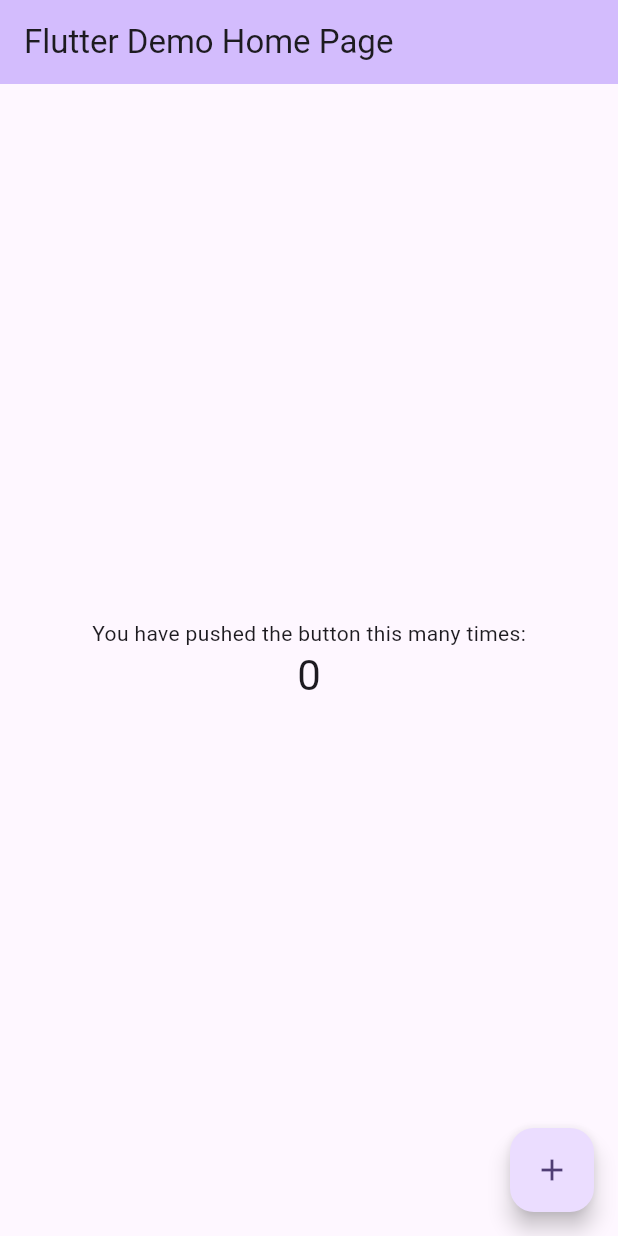
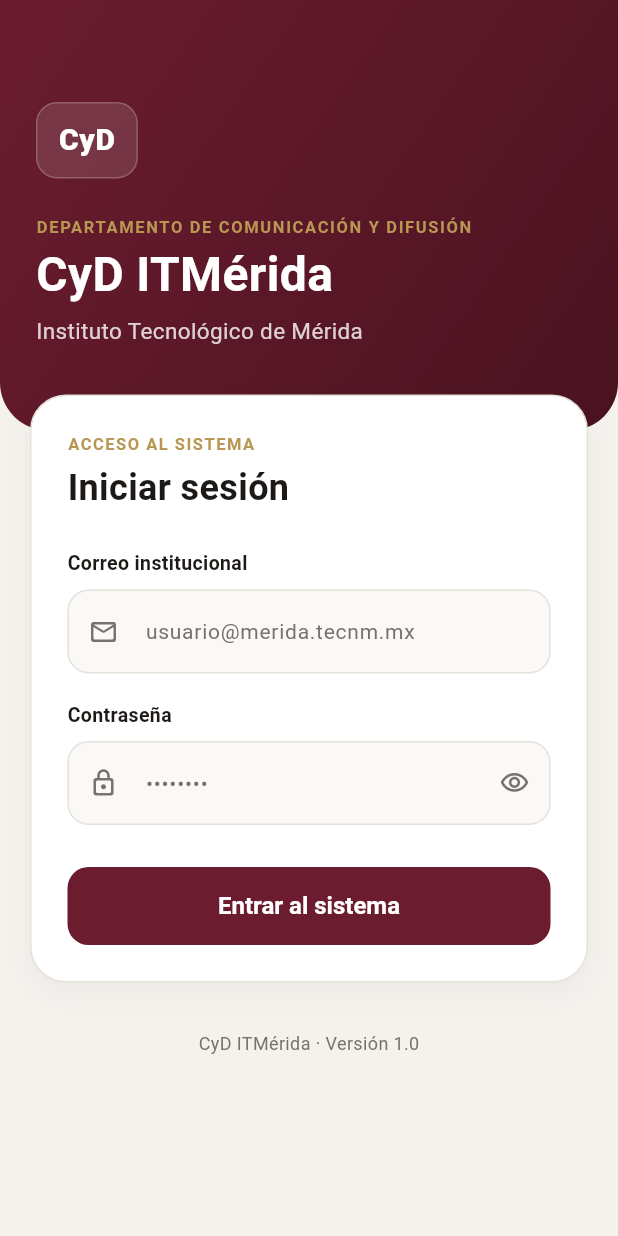
Before and after one commit to JuanVela28/cyd_itmerida_app, a Flutter app: the screen it shows after launch, on a phone screen of 412 x 824 dp. Run offline on Flutter 3.47's test engine with Material 3 defaults, Android fonts, the phone set to English and light mode, and no system bars; our stand-ins replace firebase_core, go_router, supabase_flutter; accounts and stored records are empty.

Commit message:
feat(auth): add provisional theme, role-based routing, and login screen

```diff
--- a/lib/app.dart
+++ b/lib/app.dart
@@ -0,0 +1,79 @@
+import 'package:flutter/material.dart';
+import 'package:go_router/go_router.dart';
+
+import 'core/theme/app_theme.dart';
+import 'features/auth/auth_service.dart';
+import 'screens/auth/login_screen.dart';
+
+final GoRouter _router = GoRouter(
+  initialLocation: '/login',
+  routes: [
+    GoRoute(path: '/login', builder: (context, state) => const LoginScreen()),
+    GoRoute(
+      path: '/admin',
+      builder: (context, state) =>
+          const _RolePlaceholderScreen(title: 'Panel Admin · CyD ITMérida'),
+    ),
+    GoRoute(
+      path: '/secretary',
+      builder: (context, state) =>
+          const _RolePlaceholderScreen(title: 'Agenda Secretaría'),
+    ),
+    GoRoute(
+      path: '/staff',
+      builder: (context, state) =>
+          const _RolePlaceholderScreen(title: 'Operación Staff CyD'),
+    ),
+    GoRoute(
+      path: '/requester',
+      builder: (context, state) => const _RolePlaceholderScreen(
+        title: 'Mis Solicitudes · Jefe de Depto.',
+      ),
+    ),
+  ],
+);
+
+class MyApp extends StatelessWidget {
+  const MyApp({super.key});
+
+  @override
+  Widget build(BuildContext context) {
+    return MaterialApp.router(
+      title: 'CyD ITMérida',
+      debugShowCheckedModeBanner: false,
+      theme: AppTheme.lightTheme,
+      routerConfig: _router,
+    );
+  }
+}
+
+class _RolePlaceholderScreen extends StatelessWidget {
+  final String title;
+  const _RolePlaceholderScreen({required this.title});
+
+  @override
+  Widget build(BuildContext context) {
+    return Scaffold(
+      appBar: AppBar(
+        title: Text(title),
+        actions: [
+          IconButton(
+            icon: const Icon(Icons.logout),
+            tooltip: 'Cerrar sesión',
+            onPressed: () async {
+              await AuthService().signOut();
+              if (context.mounted) context.go('/login');
+            },
+          ),
+        ],
+      ),
+      body: Center(
+        child: Text(
+          'Sesión iniciada en:\n$title',
+          textAlign: TextAlign.center,
+          style: const TextStyle(fontSize: 18, fontWeight: FontWeight.w500),
+        ),
+      ),
+    );
+  }
+}
--- a/lib/core/theme/app_colors.dart
+++ b/lib/core/theme/app_colors.dart
@@ -0,0 +1,27 @@
+import 'package:flutter/material.dart';
+
+class AppColors {
+  // Institucionales
+  static const Color primaryGuinda = Color(0xFF6B1D2F);
+  static const Color primaryGuindaDark = Color(0xFF4A1220);
+  static const Color primaryGuindaLight = Color(0xFFF3E6E9);
+  static const Color secondaryGold = Color(0xFFB89753);
+
+  // Fondos y superficies
+  static const Color backgroundCream = Color(0xFFF5F2EE);
+  static const Color surfaceWhite = Color(0xFFFFFFFF);
+  static const Color borderSubtle = Color(0xFFE6E1DA);
+
+  // Textos
+  static const Color textDark = Color(0xFF1C1917);
+  static const Color textMuted = Color(0xFF78716C);
+
+  // Estados
+  static const Color statusPendingBg = Color(0xFFFEF3C7);
+  static const Color statusPendingText = Color(0xFFB45309);
+  static const Color statusReviewBg = Color(0xFFE0F2FE);
+  static const Color statusReviewText = Color(0xFF0369A1);
+  static const Color statusDoneBg = Color(0xFFDCFCE7);
+  static const Color statusDoneText = Color(0xFF15803D);
+  static const Color errorRed = Color(0xFFDC2626);
+}
--- a/lib/core/theme/app_theme.dart
+++ b/lib/core/theme/app_theme.dart
@@ -0,0 +1,65 @@
+import 'package:flutter/material.dart';
+
+import 'app_colors.dart';
+
+class AppTheme {
+  static ThemeData get lightTheme {
+    return ThemeData(
+      useMaterial3: true,
+      scaffoldBackgroundColor: AppColors.backgroundCream,
+      colorScheme: ColorScheme.fromSeed(
+        seedColor: AppColors.primaryGuinda,
+        primary: AppColors.primaryGuinda,
+        secondary: AppColors.secondaryGold,
+        surface: AppColors.surfaceWhite,
+        error: AppColors.errorRed,
+      ),
+      appBarTheme: const AppBarTheme(
+        backgroundColor: AppColors.primaryGuinda,
+        foregroundColor: Colors.white,
+        centerTitle: true,
+        elevation: 0,
+      ),
+      elevatedButtonTheme: ElevatedButtonThemeData(
+        style: ElevatedButton.styleFrom(
+          backgroundColor: AppColors.primaryGuinda,
+          foregroundColor: Colors.white,
+          elevation: 0,
+          minimumSize: const Size(double.infinity, 52),
+          shape: RoundedRectangleBorder(
+            borderRadius: BorderRadius.circular(14),
+          ),
+          textStyle: const TextStyle(fontSize: 16, fontWeight: FontWeight.w600),
+        ),
+      ),
+      inputDecorationTheme: InputDecorationTheme(
+        filled: true,
+        fillColor: AppColors.backgroundCream.withValues(alpha: 0.45),
+        contentPadding: const EdgeInsets.symmetric(
+          horizontal: 16,
+          vertical: 16,
+        ),
+        hintStyle: const TextStyle(color: AppColors.textMuted, fontSize: 14),
+        border: OutlineInputBorder(
+          borderRadius: BorderRadius.circular(14),
+          borderSide: const BorderSide(color: AppColors.borderSubtle),
+        ),
+        enabledBorder: OutlineInputBorder(
+          borderRadius: BorderRadius.circular(14),
+          borderSide: const BorderSide(color: AppColors.borderSubtle),
+        ),
+        focusedBorder: OutlineInputBorder(
+          borderRadius: BorderRadius.circular(14),
+          borderSide: const BorderSide(
+            color: AppColors.primaryGuinda,
+            width: 1.5,
+          ),
+        ),
+        errorBorder: OutlineInputBorder(
+          borderRadius: BorderRadius.circular(14),
+          borderSide: const BorderSide(color: AppColors.errorRed),
+        ),
+      ),
+    );
+  }
+}
--- a/lib/main.dart
+++ b/lib/main.dart
@@ -1,122 +1,16 @@
+import 'package:cyd_itmerida_app/app.dart';
+import 'package:firebase_core/firebase_core.dart';
 import 'package:flutter/material.dart';
+import 'package:supabase_flutter/supabase_flutter.dart';
 
-void main() {
-  runApp(const MyApp());
+Future<void> main() async {
+  WidgetsFlutterBinding.ensureInitialized();
+
+  await Firebase.initializeApp();
+
+  await Supabase.initialize(
+    url: 'https://dhpkvbqluzmrssryscjw.supabase.co',
+    publishableKey: 'sb_publishable_WSDlzZOC2gQmGQg9t69_EQ_1tlL-zhQ',
+  );
+  runApp(MyApp());
 }
-
-class MyApp extends StatelessWidget {
-  const MyApp({super.key});
-
-  // This widget is the root of your application.
-  @override
-  Widget build(BuildContext context) {
-    return MaterialApp(
-      title: 'Flutter Demo',
-      theme: ThemeData(
-        // This is the theme of your application.
-        //
-        // TRY THIS: Try running your application with "flutter run". You'll see
-        // the application has a purple toolbar. Then, without quitting the app,
-        // try changing the seedColor in the colorScheme below to Colors.green
-        // and then invoke "hot reload" (save your changes or press the "hot
-        // reload" button in a Flutter-supported IDE, or press "r" if you used
-        // the command line to start the app).
-        //
-        // Notice that the counter didn't reset back to zero; the application
-        // state is not lost during the reload. To reset the state, use hot
-        // restart instead.
-        //
-        // This works for code too, not just values: Most code changes can be
-        // tested with just a hot reload.
-        colorScheme: .fromSeed(seedColor: Colors.deepPurple),
-      ),
-      home: const MyHomePage(title: 'Flutter Demo Home Page'),
-    );
-  }
-}
-
-class MyHomePage extends StatefulWidget {
-  const MyHomePage({super.key, required this.title});
-
-  // This widget is the home page of your application. It is stateful, meaning
-  // that it has a State object (defined below) that contains fields that affect
-  // how it looks.
-
-  // This class is the configuration for the state. It holds the values (in this
-  // case the title) provided by the parent (in this case the App widget) and
-  // used by the build method of the State. Fields in a Widget subclass are
-  // always marked "final".
-
-  final String title;
-
-  @override
-  State<MyHomePage> createState() => _MyHomePageState();
-}
-
-class _MyHomePageState extends State<MyHomePage> {
-  int _counter = 0;
-
-  void _incrementCounter() {
-    setState(() {
-      // This call to setState tells the Flutter framework that something has
-      // changed in this State, which causes it to rerun the build method below
-      // so that the display can reflect the updated values. If we changed
-      // _counter without calling setState(), then the build method would not be
-      // called again, and so nothing would appear to happen.
-      _counter++;
-    });
-  }
-
-  @override
-  Widget build(BuildContext context) {
-    // This method is rerun every time setState is called, for instance as done
-    // by the _incrementCounter method above.
-    //
-    // The Flutter framework has been optimized to make rerunning build methods
-    // fast, so that you can just rebuild anything that needs updating rather
-    // than having to individually change instances of widgets.
-    return Scaffold(
-      appBar: AppBar(
-        // TRY THIS: Try changing the color here to a specific color (to
-        // Colors.amber, perhaps?) and trigger a hot reload to see the AppBar
-        // change color while the other colors stay the same.
-        backgroundColor: Theme.of(context).colorScheme.inversePrimary,
-        // Here we take the value from the MyHomePage object that was created by
-        // the App.build method, and use it to set our appbar title.
-        title: Text(widget.title),
-      ),
-      body: Center(
-        // Center is a layout widget. It takes a single child and positions it
-        // in the middle of the parent.
-        child: Column(
-          // Column is also a layout widget. It takes a list of children and
-          // arranges them vertically. By default, it sizes itself to fit its
-          // children horizontally, and tries to be as tall as its parent.
-          //
-          // Column has various properties to control how it sizes itself and
-          // how it positions its children. Here we use mainAxisAlignment to
-          // center the children vertically; the main axis here is the vertical
-          // axis because Columns are vertical (the cross axis would be
-          // horizontal).
-          //
-          // TRY THIS: Invoke "debug painting" (choose the "Toggle Debug Paint"
-          // action in the IDE, or press "p" in the console), to see the
-          // wireframe for each widget.
-          mainAxisAlignment: .center,
-          children: [
-            const Text('You have pushed the button this many times:'),
-            Text(
-              '$_counter',
-              style: Theme.of(context).textTheme.headlineMedium,
-            ),
-          ],
-        ),
-      ),
-      floatingActionButton: FloatingActionButton(
-        onPressed: _incrementCounter,
-        tooltip: 'Increment',
-        child: const Icon(Icons.add),
-      ),
-    );
-  }
-}
--- a/lib/screens/auth/login_screen.dart
+++ b/lib/screens/auth/login_screen.dart
@@ -0,0 +1,313 @@
+import 'package:flutter/material.dart';
+import 'package:go_router/go_router.dart';
+import 'package:supabase_flutter/supabase_flutter.dart';
+
+import '../../core/theme/app_colors.dart';
+import '../../features/auth/auth_service.dart';
+
+class LoginScreen extends StatefulWidget {
+  const LoginScreen({super.key});
+
+  @override
+  State<LoginScreen> createState() => _LoginScreenState();
+}
+
+class _LoginScreenState extends State<LoginScreen> {
+  final _formKey = GlobalKey<FormState>();
+  final _emailController = TextEditingController();
+  final _passwordController = TextEditingController();
+  final _authService = AuthService();
+
+  bool _isLoading = false;
+  bool _obscurePassword = true;
+
+  @override
+  void dispose() {
+    _emailController.dispose();
+    _passwordController.dispose();
+    super.dispose();
+  }
+
+  Future<void> _handleLogin() async {
+    if (!_formKey.currentState!.validate()) return;
+
+    setState(() => _isLoading = true);
+
+    try {
+      final role = await _authService.signInAndGetRole(
+        email: _emailController.text,
+        password: _passwordController.text,
+      );
+
+      if (!mounted) return;
+
+      switch (role) {
+        case 'admin':
+          context.go('/admin');
+          break;
+        case 'secretary':
+          context.go('/secretary');
+          break;
+        case 'staff':
+          context.go('/staff');
+          break;
+        case 'requester':
+        default:
+          context.go('/requester');
+          break;
+      }
+    } on AuthException catch (e) {
+      if (!mounted) return;
+      _showError(
+        e.message == 'Invalid login credentials'
+            ? 'Correo o contraseña incorrectos.'
+            : e.message,
+      );
+    } catch (e) {
+      if (!mounted) return;
+      _showError('Error al conectar con el servidor.');
+    } finally {
+      if (mounted) setState(() => _isLoading = false);
+    }
+  }
+
+  void _showError(String message) {
+    ScaffoldMessenger.of(context).showSnackBar(
+      SnackBar(
+        content: Text(message),
+        backgroundColor: AppColors.errorRed,
+        behavior: SnackBarBehavior.floating,
+        shape: RoundedRectangleBorder(borderRadius: BorderRadius.circular(12)),
+      ),
+    );
+  }
+
+  @override
+  Widget build(BuildContext context) {
+    return Scaffold(
+      backgroundColor: AppColors.backgroundCream,
+      body: SingleChildScrollView(
+        child: Column(
+          children: [
+            Container(
+              width: double.infinity,
+              padding: const EdgeInsets.fromLTRB(24, 68, 24, 56),
+              decoration: const BoxDecoration(
+                gradient: LinearGradient(
+                  begin: Alignment.topLeft,
+                  end: Alignment.bottomRight,
+                  colors: [
+                    AppColors.primaryGuinda,
+                    AppColors.primaryGuindaDark,
+                  ],
+                ),
+                borderRadius: BorderRadius.only(
+                  bottomLeft: Radius.circular(32),
+                  bottomRight: Radius.circular(32),
+                ),
+              ),
+              child: Column(
+                crossAxisAlignment: CrossAxisAlignment.start,
+                children: [
+                  Container(
+                    padding: const EdgeInsets.symmetric(
+                      horizontal: 14,
+                      vertical: 10,
+                    ),
+                    decoration: BoxDecoration(
+                      color: Colors.white.withValues(alpha: 0.12),
+                      borderRadius: BorderRadius.circular(14),
+                      border: Border.all(
+                        color: Colors.white.withValues(alpha: 0.2),
+                      ),
+                    ),
+                    child: const Text(
+                      'CyD',
+                      style: TextStyle(
+                        color: Colors.white,
+                        fontSize: 20,
+                        fontWeight: FontWeight.w800,
+                        letterSpacing: 0.5,
+                      ),
+                    ),
+                  ),
+                  const SizedBox(height: 24),
+                  const Text(
+                    'DEPARTAMENTO DE COMUNICACIÓN Y DIFUSIÓN',
+                    style: TextStyle(
+                      color: AppColors.secondaryGold,
+                      fontSize: 11,
+                      fontWeight: FontWeight.w700,
+                      letterSpacing: 1.1,
+                    ),
+                  ),
+                  const SizedBox(height: 6),
+                  const Text(
+                    'CyD ITMérida',
+                    style: TextStyle(
+                      color: Colors.white,
+                      fontSize: 32,
+                      fontWeight: FontWeight.bold,
+                      height: 1.15,
+                    ),
+                  ),
+                  const SizedBox(height: 8),
+                  Text(
+                    'Instituto Tecnológico de Mérida',
+                    style: TextStyle(
+                      color: Colors.white.withValues(alpha: 0.8),
+                      fontSize: 15,
+                    ),
+                  ),
+                ],
+              ),
+            ),
+            Transform.translate(
+              offset: const Offset(0, -24),
+              child: Padding(
+                padding: const EdgeInsets.symmetric(horizontal: 20),
+                child: Container(
+                  padding: const EdgeInsets.all(24),
+                  decoration: BoxDecoration(
+                    color: AppColors.surfaceWhite,
+                    borderRadius: BorderRadius.circular(24),
+                    border: Border.all(color: AppColors.borderSubtle),
+                    boxShadow: [
+                      BoxShadow(
+                        color: Colors.black.withValues(alpha: 0.04),
+                        blurRadius: 16,
+                        offset: const Offset(0, 6),
+                      ),
+                    ],
+                  ),
+                  child: Form(
+                    key: _formKey,
+                    child: Column(
+                      crossAxisAlignment: CrossAxisAlignment.start,
+                      children: [
+                        const Text(
+                          'ACCESO AL SISTEMA',
+                          style: TextStyle(
+                            color: AppColors.secondaryGold,
+                            fontSize: 11,
+                            fontWeight: FontWeight.w700,
+                            letterSpacing: 1.0,
+                          ),
+                        ),
+                        const SizedBox(height: 4),
+                        const Text(
+                          'Iniciar sesión',
+                          style: TextStyle(
+                            color: AppColors.textDark,
+                            fontSize: 24,
+                            fontWeight: FontWeight.bold,
+                          ),
+                        ),
+                        const SizedBox(height: 24),
+                        const Text(
+                          'Correo institucional',
+                          style: TextStyle(
+                            color: AppColors.textDark,
+                            fontSize: 13,
+                            fontWeight: FontWeight.w600,
+                          ),
+                        ),
+                        const SizedBox(height: 8),
+                        TextFormField(
+                          controller: _emailController,
+                          keyboardType: TextInputType.emailAddress,
+                          textInputAction: TextInputAction.next,
+                          decoration: const InputDecoration(
+                            hintText: 'usuario@merida.tecnm.mx',
+                            prefixIcon: Icon(
+                              Icons.mail_outline_rounded,
+                              color: AppColors.textMuted,
+                              size: 20,
+                            ),
+                          ),
+                          validator: (value) {
+                            if (value == null || value.trim().isEmpty) {
+                              return 'Ingresa tu correo institucional';
+                            }
+                            if (!value.contains('@')) {
+                              return 'Ingresa un correo válido';
+                            }
+                            return null;
+                          },
+                        ),
+                        const SizedBox(height: 18),
+                        const Text(
+                          'Contraseña',
+                          style: TextStyle(
+                            color: AppColors.textDark,
+                            fontSize: 13,
+                            fontWeight: FontWeight.w600,
+                          ),
+                        ),
+                        const SizedBox(height: 8),
+                        TextFormField(
+                          controller: _passwordController,
+                          obscureText: _obscurePassword,
+                          textInputAction: TextInputAction.done,
+                          onFieldSubmitted: (_) => _handleLogin(),
+                          decoration: InputDecoration(
+                            hintText: '••••••••',
+                            prefixIcon: const Icon(
+                              Icons.lock_outline_rounded,
+                              color: AppColors.textMuted,
+                              size: 20,
+                            ),
+                            suffixIcon: IconButton(
+                              icon: Icon(
+                                _obscurePassword
+                                    ? Icons.visibility_outlined
+                                    : Icons.visibility_off_outlined,
+                                color: AppColors.textMuted,
+                                size: 20,
+                              ),
+                              onPressed: () {
+                                setState(() {
+                                  _obscurePassword = !_obscurePassword;
+                                });
+                              },
+                            ),
+                          ),
+                          validator: (value) {
+                            if (value == null || value.isEmpty) {
+                              return 'Ingresa tu contraseña';
+                            }
+                            return null;
+                          },
+                        ),
+                        const SizedBox(height: 28),
+                        ElevatedButton(
+                          onPressed: _isLoading ? null : _handleLogin,
+                          child: _isLoading
+                              ? const SizedBox(
+                                  height: 22,
+                                  width: 22,
+                                  child: CircularProgressIndicator(
+                                    color: Colors.white,
+                                    strokeWidth: 2.5,
+                                  ),
+                                )
+                              : const Text('Entrar al sistema'),
+                        ),
+                      ],
+                    ),
+                  ),
+                ),
+              ),
+            ),
+            const SizedBox(height: 8),
+            const Text(
+              'CyD ITMérida · Versión 1.0',
+              style: TextStyle(color: AppColors.textMuted, fontSize: 12),
+            ),
+            const SizedBox(height: 24),
+          ],
+        ),
+      ),
+    );
+  }
+}
```
Also changed, not shown: lib/features/auth/auth_service.dart (+57 -0 lines).
